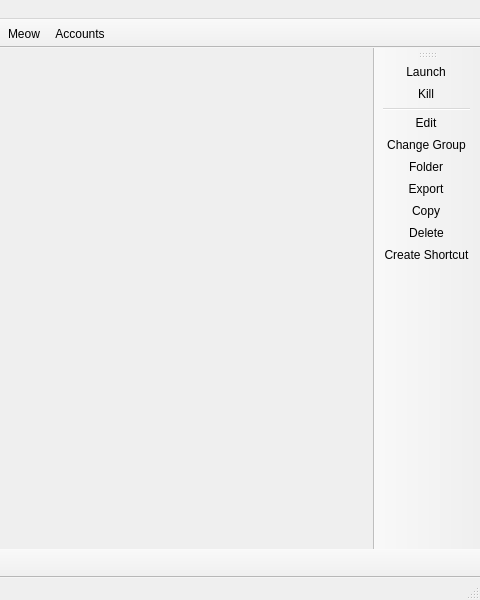
The window that launcher/ui/MainWindow.ui (PrismLauncher/PrismLauncher) describes before a commit, drawn with Qt 5; both pictures show x 320 to 800 and y 0 to 600 of the 800 by 600 pixel window.
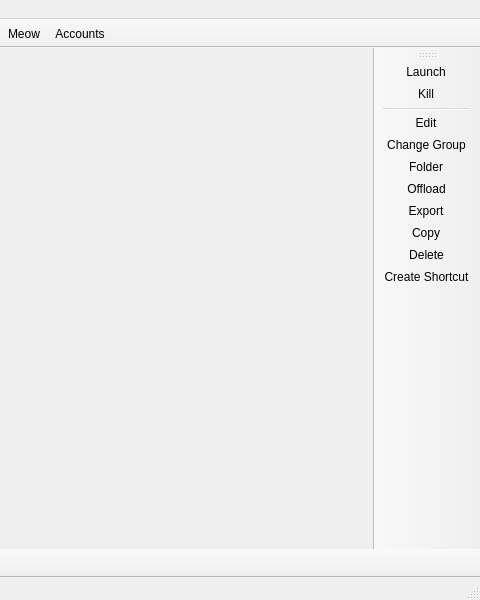
The same window after the commit. Icons and pictures are not drawn. Custom widgets are drawn as their Qt base class.

Commit message: implement instance offloading and UI integration

What changed in the file:
```diff
--- a/launcher/ui/MainWindow.ui
+++ b/launcher/ui/MainWindow.ui
@@ -120,6 +120,7 @@
    <addaction name="actionEditInstance"/>
    <addaction name="actionChangeInstGroup"/>
    <addaction name="actionViewSelectedInstFolder"/>
+   <addaction name="actionOffloadInstance"/>
    <addaction name="actionExportInstance"/>
    <addaction name="actionCopyInstance"/>
    <addaction name="actionDeleteInstance"/>
@@ -460,6 +461,17 @@
     <string>Export the selected instance to supported formats.</string>
    </property>
   </action>
+  <action name="actionOffloadInstance">
+   <property name="icon">
+    <iconset theme="clean"/>
+   </property>
+   <property name="text">
+    <string>Offload...</string>
+   </property>
+   <property name="toolTip">
+    <string>Offloads heavy mod files from the selected instance to free up disk space.</string>
+   </property>
+  </action>
   <action name="actionExportInstanceZip">
    <property name="icon">
     <iconset theme="launcher"/>
```
Left out of the diff: 1 changed line with no effect on the pictures. The commit also changes 6 other files.
